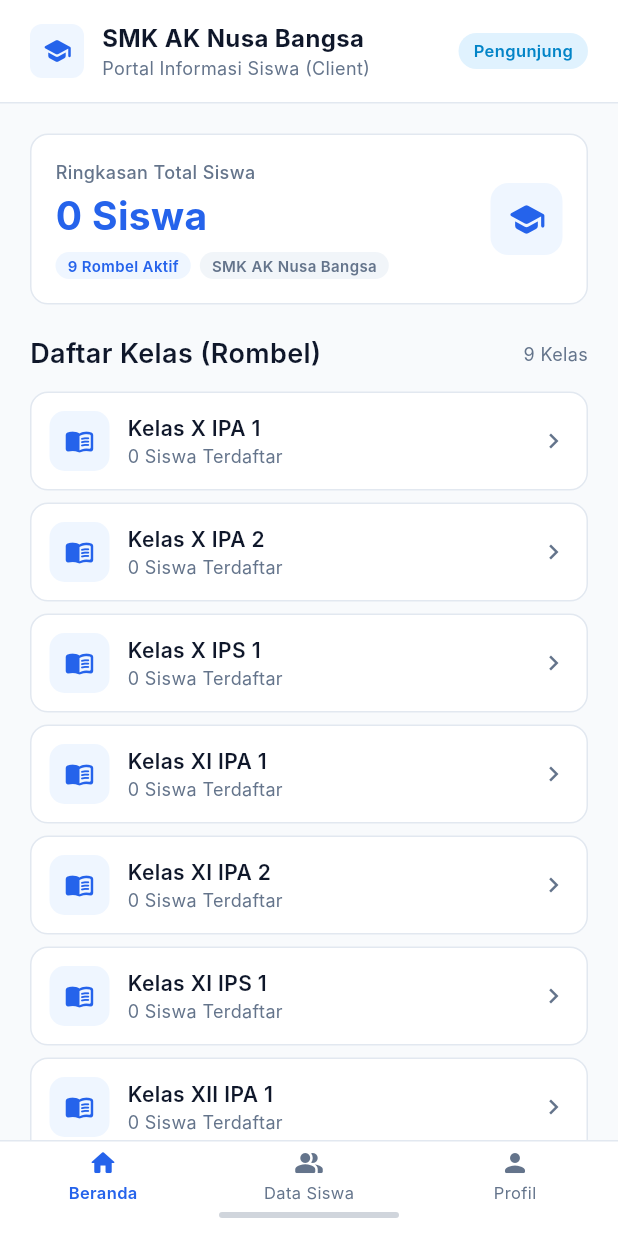
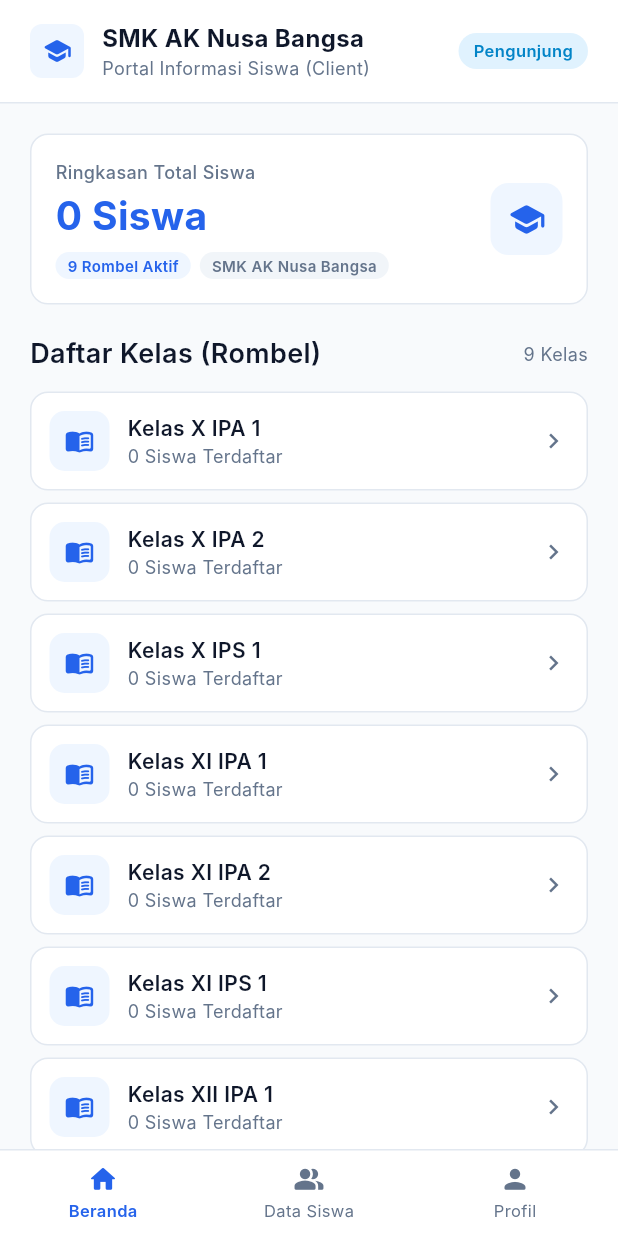
Before and after one commit to ibnu-anjang/Data-Management-Siswa, a Flutter app: the screen it shows once a user with an empty profile is signed in, on a phone screen of 412 x 824 dp. Run offline on Flutter 3.47's test engine with Material 3 defaults, Android fonts, the phone set to English and light mode, and no system bars; our stand-ins replace cloud_firestore, firebase_auth, firebase_core, image_picker, pdf, printing; accounts and stored records are empty; Roboto replaces fonts that are missing (Inter).

Commit message:
fix: remove broken unicode character in PDF report and remove simulated iPhone home indicator from bottom nav

```diff
--- a/frontend/lib/shared/modals/print_dialog.dart
+++ b/frontend/lib/shared/modals/print_dialog.dart
@@ -92,7 +92,7 @@ class _PrintDialogModalState extends State<PrintDialogModal> {
                     ),
                   ),
                   pw.Text(
-                    'Tahun Ajaran ${profile.academicYear} — ${profile.semester}',
+                    'Tahun Ajaran ${profile.academicYear} - ${profile.semester}',
                     style: const pw.TextStyle(fontSize: 9, color: PdfColors.grey700),
                   ),
                   pw.Text(
@@ -359,7 +359,7 @@ class _PrintDialogModalState extends State<PrintDialogModal> {
                               ),
                             ),
                             Text(
-                              'Tahun Ajaran ${school.academicYear} — ${school.semester}',
+                              'Tahun Ajaran ${school.academicYear} - ${school.semester}',
                               style: const TextStyle(
                                 fontSize: 11,
                                 color: Colors.black54,
--- a/frontend/lib/shared/widgets/app_bottom_nav_bar.dart
+++ b/frontend/lib/shared/widgets/app_bottom_nav_bar.dart
@@ -36,17 +36,13 @@ class AppBottomNavBar extends StatelessWidget {
     }
 
     return Container(
-      height: 64,
-      padding: const EdgeInsets.only(bottom: 12),
+      height: 58,
       decoration: BoxDecoration(
         color: navBg,
         border: Border(
           top: BorderSide(color: borderColor),
         ),
       ),
-      child: Column(
-        children: [
-          Expanded(
       child: Row(
         mainAxisAlignment: MainAxisAlignment.spaceAround,
         children: items.map((item) {
@@ -61,8 +57,8 @@ class AppBottomNavBar extends StatelessWidget {
               child: Column(
                 mainAxisAlignment: MainAxisAlignment.center,
                 children: [
-                        Icon(item.icon, color: color, size: 20),
-                        const SizedBox(height: 2),
+                  Icon(item.icon, color: color, size: 21),
+                  const SizedBox(height: 3),
                   Text(
                     item.label,
                     maxLines: 1,
@@ -79,20 +75,6 @@ class AppBottomNavBar extends StatelessWidget {
           );
         }).toList(),
       ),
-          ),
-          // Mobile Home Indicator Line 1:1 with styles.css .phone-home-indicator
-          Center(
-            child: Container(
-              width: 120,
-              height: 4,
-              decoration: BoxDecoration(
-                color: isDark ? AppColors.textMutedDark.withValues(alpha: 0.3) : AppColors.textMutedLight.withValues(alpha: 0.3),
-                borderRadius: BorderRadius.circular(999),
-              ),
-            ),
-          ),
-        ],
-      ),
     );
   }
 }
```
Lines whose indentation alone changed are shown as unchanged.
